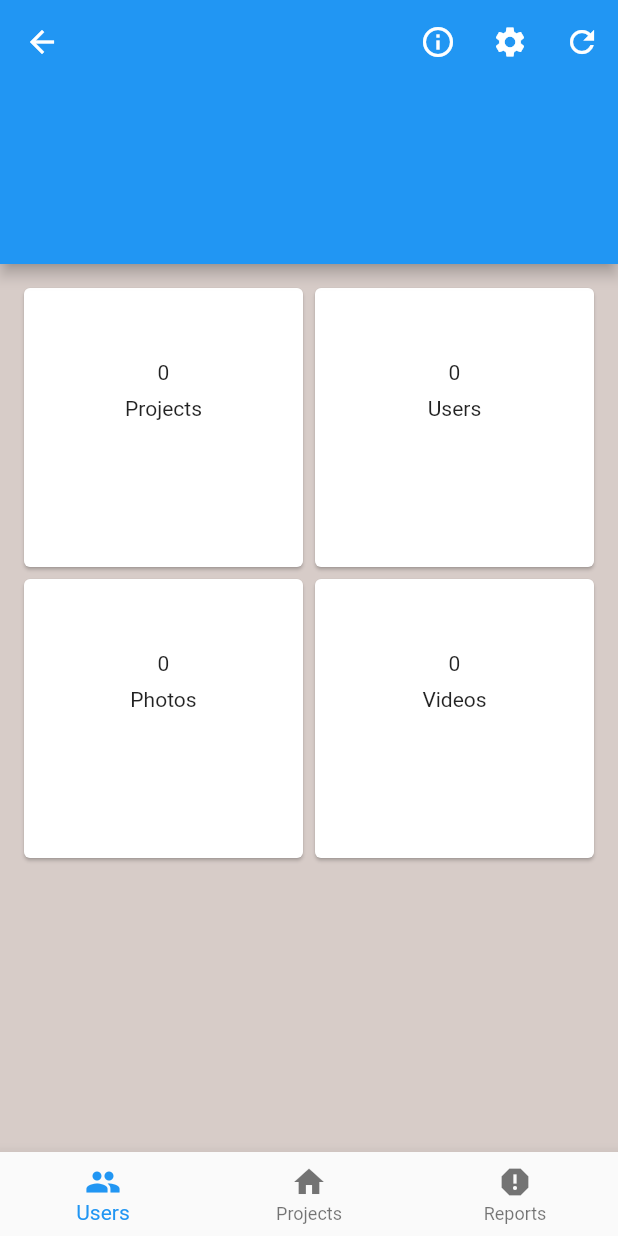
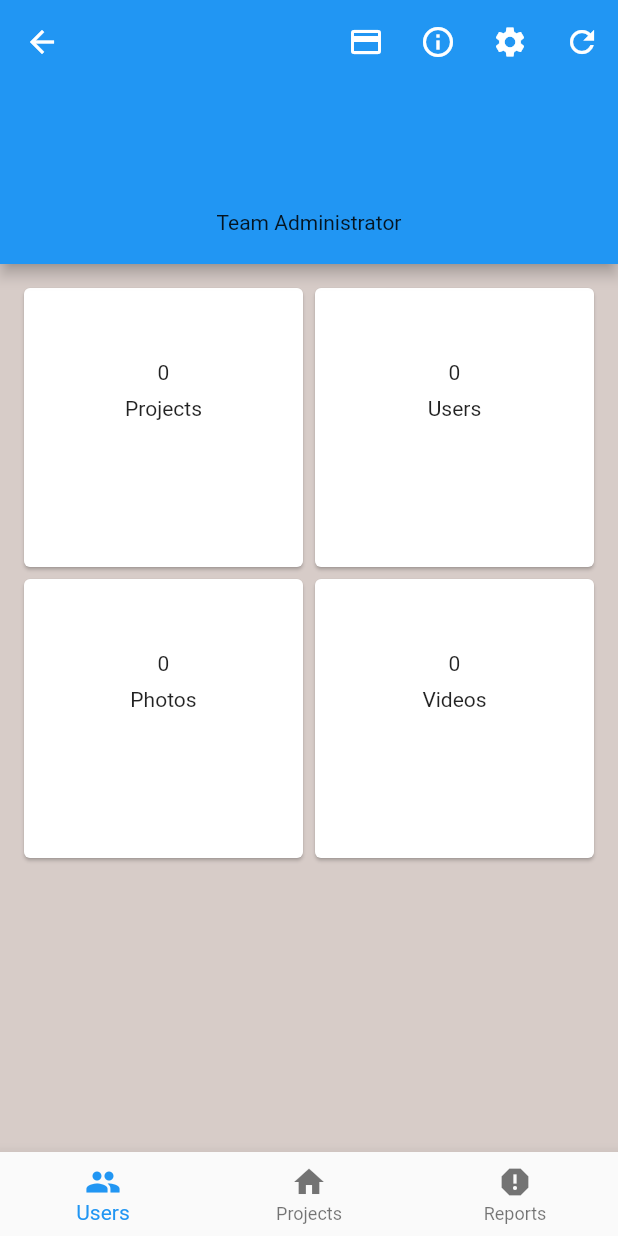
Before and after one commit to malengatiger/monitormain, a Flutter app: the DashboardMobile screen opened directly, on a phone screen of 412 x 824 dp. Run offline on Flutter 3.47's test engine with Material 2 defaults, Android fonts, the light colour scheme and no system bars; our stand-ins replace firebase_core, flutter_dotenv, introduction_screen, page_transition, responsive_builder, url_launcher_web and 1 more; missing offline and left inert: cloud_firestore_web, firebase_auth_web, firebase_core_web, firebase_storage_web, import_js_library, monitorlibrary and 2 more; accounts and stored records are empty.

Commit message:
💙  refactored sign up for administrator

```diff
--- a/lib/ui/dashboard/dashboard_mobile.dart
+++ b/lib/ui/dashboard/dashboard_mobile.dart
@@ -6,6 +6,7 @@ import 'package:monitorlibrary/data/project.dart';
 import 'package:monitorlibrary/data/user.dart' as mon;
 import 'package:monitorlibrary/data/user.dart';
 import 'package:monitorlibrary/functions.dart';
+import 'package:monitorlibrary/ui/credit_card/credit_card_handler.dart';
 import 'package:monitorlibrary/ui/media/media_list_main.dart';
 import 'package:monitorlibrary/ui/project_list/project_list_main.dart';
 import 'package:monitorlibrary/users/list/user_list_main.dart';
@@ -70,6 +71,9 @@ class _DashboardMobileState extends State<DashboardMobile>
         appBar: AppBar(
           actions: [
             IconButton(
+                icon: Icon(Icons.credit_card),
+                onPressed: _navigateToCreditCard),
+            IconButton(
                 icon: Icon(Icons.info_outline), onPressed: _navigateToIntro),
             IconButton(
               icon: Icon(Icons.settings),
@@ -91,14 +95,21 @@ class _DashboardMobileState extends State<DashboardMobile>
                   style: Styles.blackBoldMedium,
                 ),
                 SizedBox(
-                  height: 8,
+                  height: 16,
                 ),
                 Text(
                   widget.user == null ? '' : widget.user.name,
                   style: Styles.whiteSmall,
                 ),
                 SizedBox(
-                  height: 24,
+                  height: 2,
+                ),
+                Text(
+                  'Team Administrator',
+                  style: Styles.blackTiny,
+                ),
+                SizedBox(
+                  height: 20,
                 ),
               ],
             ),
@@ -318,4 +329,16 @@ class _DashboardMobileState extends State<DashboardMobile>
               user: widget.user,
             )));
   }
+
+  void _navigateToCreditCard() {
+    Navigator.push(
+        context,
+        PageTransition(
+            type: PageTransitionType.scale,
+            alignment: Alignment.topLeft,
+            duration: Duration(seconds: 1),
+            child: CreditCardHandlerMain(
+              user: widget.user,
+            )));
+  }
 }
```
Also changed, not shown: lib/ui/setup/signup_mobile.dart (+41 -9 lines), 6 other files.
